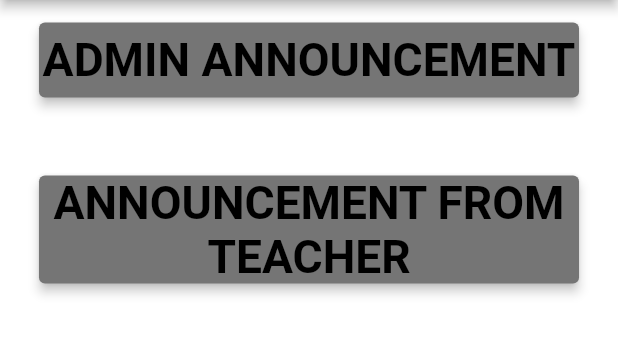
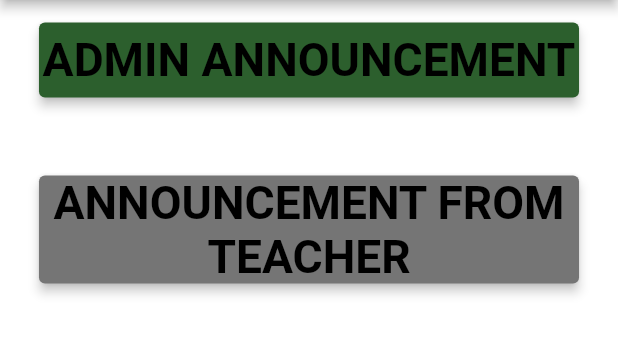
Before and after one commit to cerceas/sped_mobile_app, a Flutter app: the DashboardScreen screen opened directly, on a phone screen of 412 x 824 dp, the part 84-440 px from its top. Run offline on Flutter 3.47's test engine with Material 2 defaults, Android fonts, the phone set to English and light mode, and no system bars; our stand-ins replace syncfusion_flutter_charts; missing offline and left inert: mysql1.

```diff
--- a/lib/Dashboard/DashboardScreen.dart
+++ b/lib/Dashboard/DashboardScreen.dart
@@ -128,7 +128,7 @@ class _Dashboard_bodyState extends State<Dashboard_body> {
               Align(
                 alignment: Alignment.topCenter,
                 child: Card(
-                  color: Colors.grey.shade600,
+                  color: hexToColor("#2C5F2D"),
                   elevation: 3,
                   child: Container(
                     height: 50,
```
